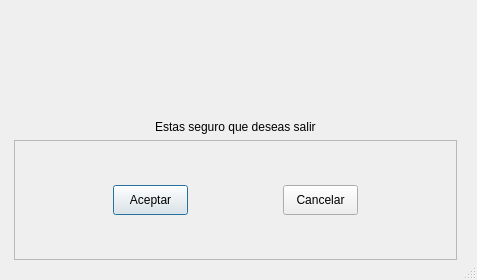
Before: the Qt Designer form resources/ui/exit_dialog.ui in javierlago/Aplicacion_Car_Teis, drawn with Qt 5.
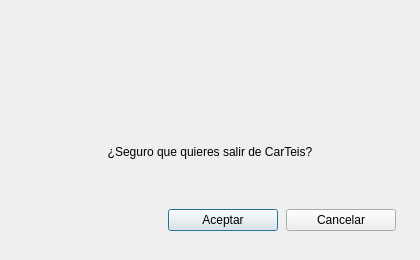
After: the same form once the commit is applied. Icons and pictures are not drawn.

Commit message: Fix the dialogs: clipped buttons, outdated texts, English calendar

```diff
--- a/resources/ui/exit_dialog.ui
+++ b/resources/ui/exit_dialog.ui
@@ -9,151 +9,139 @@
    <rect>
     <x>0</x>
     <y>0</y>
-    <width>477</width>
-    <height>280</height>
+    <width>420</width>
+    <height>260</height>
    </rect>
   </property>
-  <property name="contextMenuPolicy">
-   <enum>Qt::NoContextMenu</enum>
-  </property>
   <property name="windowTitle">
-   <string>Salir de la aplicacion</string>
+   <string>Salir de CarTeis</string>
   </property>
   <property name="windowIcon">
    <iconset>
     <normaloff>../img/taxiIcon.png</normaloff>../img/taxiIcon.png</iconset>
   </property>
-  <property name="layoutDirection">
-   <enum>Qt::LeftToRight</enum>
-  </property>
-  <property name="sizeGripEnabled">
-   <bool>true</bool>
-  </property>
   <property name="modal">
    <bool>true</bool>
   </property>
-  <layout class="QHBoxLayout" name="horizontalLayout">
+  <layout class="QVBoxLayout" name="dialogLayout">
    <property name="spacing">
-    <number>10</number>
-   </property>
-   <property name="sizeConstraint">
-    <enum>QLayout::SetDefaultConstraint</enum>
+    <number>0</number>
    </property>
    <property name="leftMargin">
-    <number>5</number>
+    <number>0</number>
    </property>
    <property name="topMargin">
-    <number>5</number>
+    <number>0</number>
+   </property>
+   <property name="rightMargin">
+    <number>0</number>
+   </property>
+   <property name="bottomMargin">
+    <number>0</number>
    </property>
    <item>
     <widget class="QFrame" name="exitFrame">
-     <property name="sizePolicy">
-      <sizepolicy hsizetype="Expanding" vsizetype="Expanding">
-       <horstretch>0</horstretch>
-       <verstretch>0</verstretch>
-      </sizepolicy>
-     </property>
      <property name="frameShape">
       <enum>QFrame::NoFrame</enum>
      </property>
-     <property name="frameShadow">
-      <enum>QFrame::Plain</enum>
-     </property>
-     <layout class="QVBoxLayout" name="verticalLayout">
+     <layout class="QVBoxLayout" name="exitLayout">
+      <property name="spacing">
+       <number>16</number>
+      </property>
+      <property name="leftMargin">
+       <number>24</number>
+      </property>
+      <property name="topMargin">
+       <number>24</number>
+      </property>
+      <property name="rightMargin">
+       <number>24</number>
+      </property>
+      <property name="bottomMargin">
+       <number>20</number>
+      </property>
       <item alignment="Qt::AlignHCenter">
        <widget class="QLabel" name="lblIcon">
-        <property name="enabled">
-         <bool>true</bool>
-        </property>
-        <property name="sizePolicy">
-         <sizepolicy hsizetype="Fixed" vsizetype="Preferred">
-          <horstretch>100</horstretch>
-          <verstretch>0</verstretch>
-         </sizepolicy>
-        </property>
         <property name="minimumSize">
          <size>
-          <width>100</width>
-          <height>100</height>
+          <width>88</width>
+          <height>88</height>
          </size>
         </property>
         <property name="maximumSize">
          <size>
-          <width>100</width>
-          <height>100</height>
+          <width>88</width>
+          <height>88</height>
          </size>
         </property>
-        <property name="text">
-         <string/>
-        </property>
-        <property name="textFormat">
-         <enum>Qt::PlainText</enum>
-        </property>
         <property name="pixmap">
          <pixmap>../img/taxiIcon.png</pixmap>
         </property>
         <property name="scaledContents">
          <bool>true</bool>
         </property>
+       </widget>
+      </item>
+      <item>
+       <widget class="QLabel" name="lblQuestion">
+        <property name="text">
+         <string>¿Seguro que quieres salir de CarTeis?</string>
+        </property>
         <property name="alignment">
          <set>Qt::AlignCenter</set>
         </property>
-       </widget>
-      </item>
-      <item alignment="Qt::AlignHCenter">
-       <widget class="QLabel" name="lblQuestion">
-        <property name="sizePolicy">
-         <sizepolicy hsizetype="Maximum" vsizetype="Maximum">
-          <horstretch>0</horstretch>
-          <verstretch>0</verstretch>
-         </sizepolicy>
-        </property>
-        <property name="minimumSize">
-         <size>
-          <width>0</width>
-          <height>0</height>
-         </size>
-        </property>
-        <property name="text">
-         <string>Estas seguro que deseas salir</string>
+        <property name="wordWrap">
+         <bool>true</bool>
         </property>
        </widget>
       </item>
       <item>
        <widget class="QFrame" name="buttonsFrame">
         <property name="frameShape">
-         <enum>QFrame::StyledPanel</enum>
+         <enum>QFrame::NoFrame</enum>
         </property>
-        <property name="frameShadow">
-         <enum>QFrame::Raised</enum>
-        </property>
-        <layout class="QHBoxLayout" name="horizontalLayout_2">
+        <layout class="QHBoxLayout" name="buttonsLayout">
+         <property name="spacing">
+          <number>8</number>
+         </property>
+         <property name="leftMargin">
+          <number>0</number>
+         </property>
+         <property name="topMargin">
+          <number>8</number>
+         </property>
+         <property name="rightMargin">
+          <number>0</number>
+         </property>
+         <property name="bottomMargin">
+          <number>0</number>
+         </property>
+         <item>
+          <spacer name="buttonsSpacer">
+           <property name="orientation">
+            <enum>Qt::Horizontal</enum>
+           </property>
+           <property name="sizeHint" stdset="0">
+            <size>
+             <width>0</width>
+             <height>0</height>
+            </size>
+           </property>
+          </spacer>
+         </item>
          <item>
           <widget class="QPushButton" name="btnAccept">
-           <property name="sizePolicy">
-            <sizepolicy hsizetype="Preferred" vsizetype="Fixed">
-             <horstretch>0</horstretch>
-             <verstretch>0</verstretch>
-            </sizepolicy>
-           </property>
            <property name="minimumSize">
             <size>
-             <width>75</width>
-             <height>30</height>
-            </size>
-           </property>
-           <property name="maximumSize">
-            <size>
-             <width>60</width>
-             <height>16777215</height>
+             <width>110</width>
+             <height>0</height>
             </size>
            </property>
            <property name="text">
             <string>Aceptar</string>
            </property>
-           <property name="icon">
-            <iconset>
-             <normaloff>../img/OkIco.svg</normaloff>../img/OkIco.svg</iconset>
+           <property name="default">
+            <bool>true</bool>
            </property>
           </widget>
          </item>
@@ -161,23 +149,13 @@
           <widget class="QPushButton" name="btnCancel">
            <property name="minimumSize">
             <size>
-             <width>75</width>
-             <height>30</height>
-            </size>
-           </property>
-           <property name="maximumSize">
-            <size>
-             <width>60</width>
-             <height>16777215</height>
+             <width>110</width>
+             <height>0</height>
             </size>
            </property>
            <property name="text">
             <string>Cancelar</string>
            </property>
-           <property name="icon">
-            <iconset>
-             <normaloff>../img/CancelIco.ico</normaloff>../img/CancelIco.ico</iconset>
-           </property>
           </widget>
          </item>
         </layout>
```
The commit also changes 9 other files.
